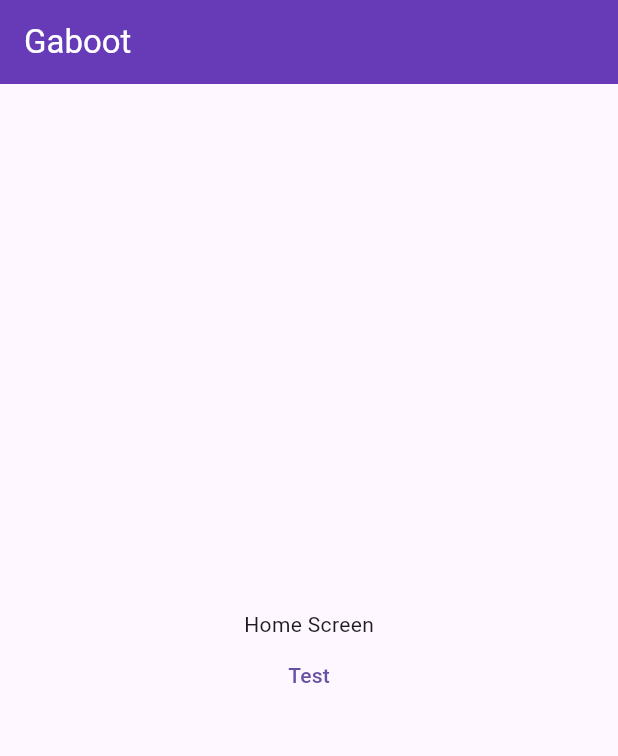
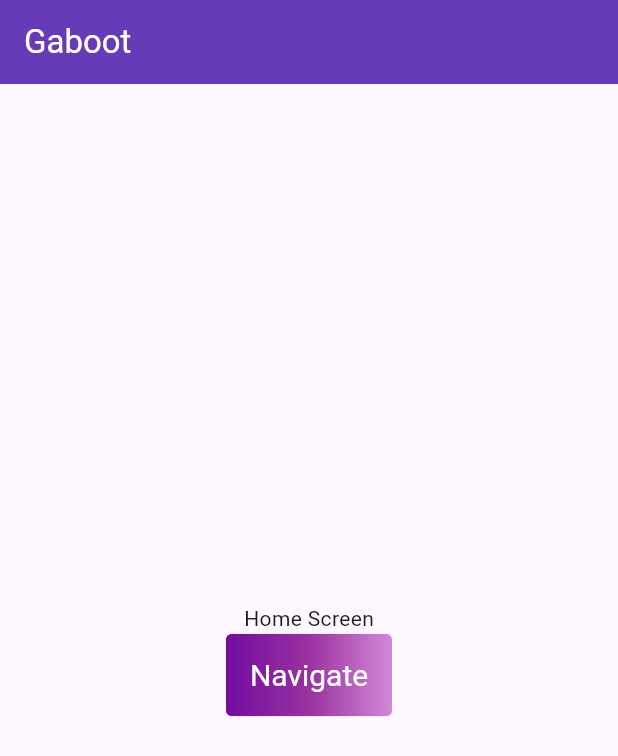
Before and after one commit to Armand96/gaboot_mobile, a Flutter app: the screen it shows after launch, on a phone screen of 412 x 824 dp. Shown: the top 756 px of the screen. Run offline on Flutter 3.47's test engine with Material 3 defaults, Android fonts, the light colour scheme and no system bars; our stand-ins replace bloc, dio, flutter_bloc.

Commit message:
Category done

```diff
--- a/lib/category/category_service.dart
+++ b/lib/category/category_service.dart
@@ -6,14 +6,12 @@ class CategoryService {
   final String url = "category";
 
   Future<ResponseAPI<Category>> getCategories() async {
-    API<Category> api = API<Category>();
-    final response = await api.getAPI(url, (json) => Category.fromJson(json as Map<String, dynamic>));
+    final response = await API().getAPI<Category>(url, (json) => Category.fromJson(json as Map<String, dynamic>));
     return response;
   }
 
   Future<ResponseAPI<Category>> getCategory(int id) async {
-    API<Category> api = API<Category>();
-    final response = await api.getAPI('$url/$id', (json) => Category.fromJson(json as Map<String, dynamic>));
+    final response = await API().getAPI<Category>('$url/$id', (json) => Category.fromJson(json as Map<String, dynamic>));
     return response;
   }
 }
--- a/lib/home_screen/home_ui.dart
+++ b/lib/home_screen/home_ui.dart
@@ -1,8 +1,10 @@
 import 'package:flutter/material.dart';
 import 'package:gaboot_mobile/category/category_model.dart';
+import 'package:gaboot_mobile/category/category_screen.dart';
 import 'package:gaboot_mobile/category/category_service.dart';
 import 'package:gaboot_mobile/product/product_model.dart';
 import 'package:gaboot_mobile/product/product_service.dart';
+import 'package:gaboot_mobile/ui_collection/gradien_button.dart';
 
 class HomeScreen extends StatefulWidget {
   const HomeScreen({super.key});
@@ -12,6 +14,7 @@ class HomeScreen extends StatefulWidget {
 }
 
 class _HomeScreenState extends State<HomeScreen> {
+
   void testProduct() async {
     final resp = await ProductService().getProducts();
     if (resp.data != null) {
@@ -23,11 +26,15 @@ class _HomeScreenState extends State<HomeScreen> {
 
   void testCategory() async {
     final resp = await CategoryService().getCategories();
-    if(resp.data != null) {
+    if (resp.data != null) {
       for (Category elm in resp.data!) {
         print(elm.toJson());
       }
     }
+  }
+
+  void navigate() {
+    Navigator.push(context, MaterialPageRoute(builder: (BuildContext cntx) => CategoryScreen(cntx: cntx)));
   }
 
   @override
@@ -47,7 +54,7 @@ class _HomeScreenState extends State<HomeScreen> {
             const Text(
               'Home Screen',
             ),
-            TextButton(onPressed: testCategory, child: const Text("Test"))
+            GradBtn(cbFunc: navigate)
           ],
         ),
       ),
--- a/lib/routing/route.dart
+++ b/lib/routing/route.dart
@@ -5,7 +5,7 @@ class AppRoutes {
   static Route<dynamic>? generateRoute(RouteSettings settings) {
     switch (settings.name) {
       case '/':
-        return MaterialPageRoute(builder: (_) => HomeScreen());
+        return MaterialPageRoute(builder: (_) => const HomeScreen());
       // Add more cases for additional routes
       default:
         return null; // Handle unknown routes here if needed
--- a/lib/services/config.dart
+++ b/lib/services/config.dart
@@ -1,4 +1,4 @@
 class Config {
-  final String baseUrl = "http://172.20.117.126:8080/";
-  final String baseUrlImage = "http://172.20.117.126:8080/";
+  final String baseUrl = "http://172.20.117.175:8080/";
+  final String baseUrlImage = "http://172.20.117.175:8080/";
 }
--- /dev/null
+++ b/lib/ui_collection/gradien_button.dart
@@ -0,0 +1,39 @@
+import 'package:flutter/material.dart';
+
+class GradBtn extends StatelessWidget {
+  final Function() cbFunc;
+  const GradBtn({super.key, required this.cbFunc});
+
+  @override
+  Widget build(BuildContext context) {
+    return ClipRRect(
+      borderRadius: BorderRadius.circular(4),
+      child: Stack(
+        children: <Widget>[
+          Positioned.fill(
+            child: Container(
+              decoration: const BoxDecoration(
+                gradient: LinearGradient(
+                  colors: <Color>[
+                    Color.fromARGB(255, 112, 13, 161),
+                    Color.fromARGB(255, 154, 50, 159),
+                    Color.fromARGB(255, 210, 137, 216),
+                  ],
+                ),
+              ),
+            ),
+          ),
+          TextButton(
+            style: TextButton.styleFrom(
+              foregroundColor: Colors.white,
+              padding: const EdgeInsets.all(16.0),
+              textStyle: const TextStyle(fontSize: 20),
+            ),
+            onPressed: cbFunc,
+            child: const Text('Navigate'),
+          ),
+        ],
+      ),
+    );
+  }
+}
--- a/pubspec.yaml
+++ b/pubspec.yaml
@@ -69,9 +69,9 @@ flutter:
   # uses-cupertino-design: true
 
   # To add assets to your application, add an assets section, like this:
-  # assets:
-  #   - images/a_dot_burr.jpeg
-  #   - images/a_dot_ham.jpeg
+  assets:
+    - asset/images/noimage.png
+    # - images/a_dot_ham.jpeg
 
   # An image asset can refer to one or more resolution-specific "variants", see
   # https://flutter.dev/assets-and-images/#resolution-aware
```
Also changed, not shown: lib/category/bloc/category_bloc.dart (added, +79 -0 lines), lib/category/category_screen.dart (added, +116 -0 lines), lib/product/bloc/product_bloc.dart (added, +76 -0 lines), lib/product/product_screen.dart (added, +17 -0 lines), lib/product/product_service.dart (+8 -4 lines), lib/services/api.dart (+15 -9 lines), asset/images/noimage.png (added).
